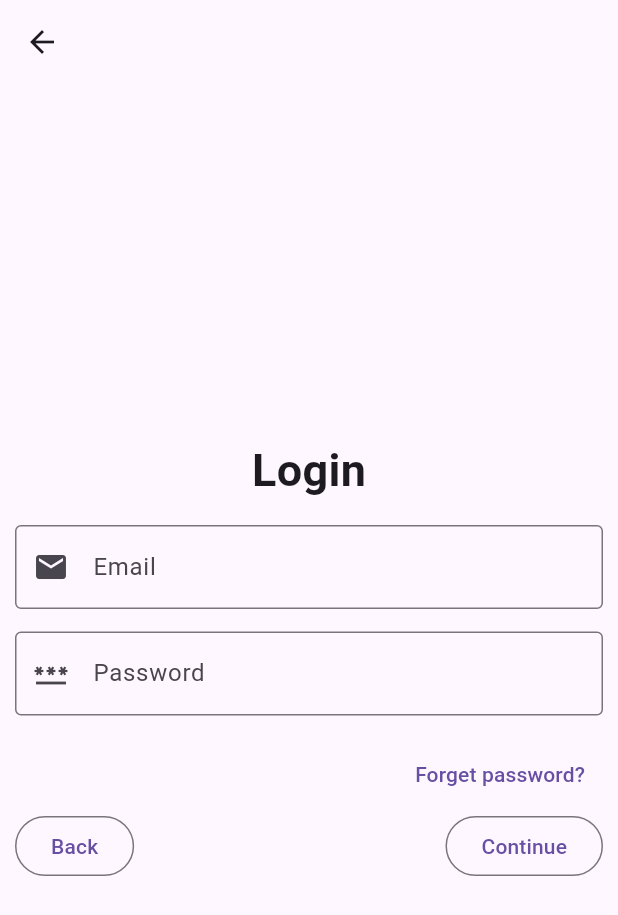
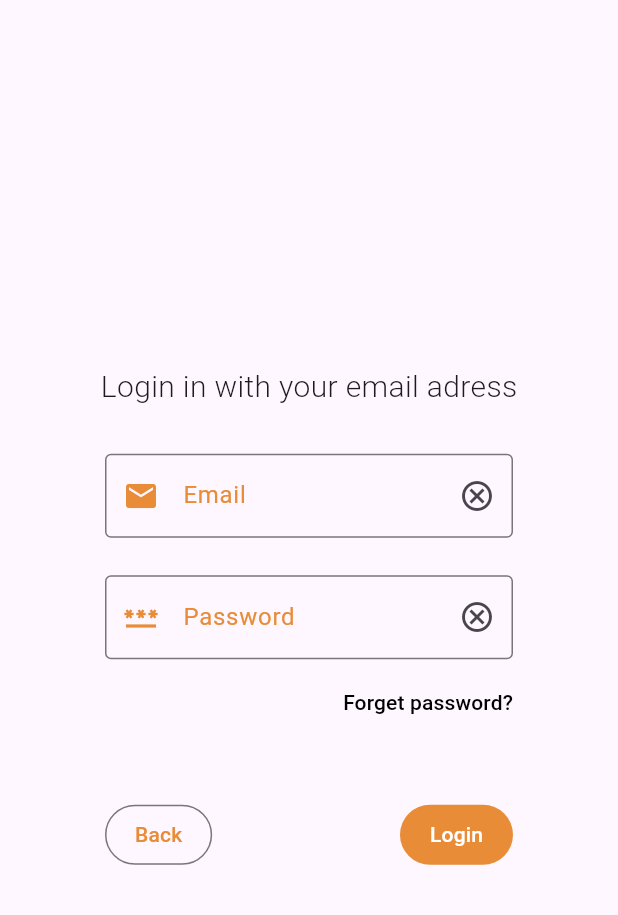
Before and after one commit to raul2710/ada_app_flutter, a Flutter app: the screen it shows after launch, after a tap on "Login with Email and Password", on a phone screen of 412 x 824 dp. Shown: the top 915 px of the screen. Run offline on Flutter 3.47's test engine with Material 3 defaults, Android fonts, the phone set to English and light mode, and no system bars; our stand-ins replace carousel_slider, cloud_firestore, device_preview, firebase_auth, firebase_core, google_maps_flutter and 3 more; accounts and stored records are empty; network calls fail.

Commit message:
modify login screen

```diff
--- a/lib/view/login_with_email_and_password_screen.dart
+++ b/lib/view/login_with_email_and_password_screen.dart
@@ -1,7 +1,9 @@
 import 'package:ada_app_flutter/controller/login_controller.dart';
 import 'package:flutter/material.dart';
 
-import '../widgets/TextFormFieldStardard.dart';
+import '../widgets/FlatButtonStandard.dart';
+import '../widgets/OutlinedButtonStandard.dart';
+import '../widgets/textformfield_stardard.dart';
 
 class LoginWithEmailAndPasswordScreen extends StatefulWidget {
 
@@ -20,28 +22,36 @@ class _LoginWithEmailAndPasswordScreenState extends State<LoginWithEmailAndPassw
   var password = TextEditingController();
 
   void loginLoad(){
-      if (formKey.currentState!.validate());
+    if(formKey.currentState!.validate()){
+      LoginController().signInWithEmailAndPassword(
+        context,
+        email.toString(),
+        password.toString()
+      );
+    }
   }
 
    @override
    Widget build(BuildContext context) {
        return Scaffold(
-           appBar: AppBar(title: const Text(''),),
+          //  appBar: AppBar(title: const Text(''),),
            body: Padding(
              padding: const EdgeInsets.all(10.0),
              child: Column(
                mainAxisAlignment: MainAxisAlignment.center,
                children: [
                  const Text(
-                   'Login',
+                   'Login in with your email adress',
                    textAlign: TextAlign.left,
                    style: TextStyle(
-                     fontSize: 30,
-                      fontWeight: FontWeight.bold
+                     fontSize: 20,
+                      fontWeight: FontWeight.w300
                    ),
                  ),
-                 const SizedBox(height: 15,),
-                 Form(
+                 const SizedBox(height: 30,),
+                 Padding(
+                  padding: const EdgeInsets.symmetric(horizontal: 60),
+                  child: Form(
                    key: formKey,
                    child: Column(
                      children: [
@@ -55,7 +65,7 @@ class _LoginWithEmailAndPasswordScreenState extends State<LoginWithEmailAndPassw
                         prefixIcon: Icons.email,
                       ),
 
-                      const SizedBox(height: 15,),
+                      const SizedBox(height: 25,),
 
                       //
                       // Input Password
@@ -66,43 +76,43 @@ class _LoginWithEmailAndPasswordScreenState extends State<LoginWithEmailAndPassw
                         validatorMessage: 'Type your password',
                         prefixIcon: Icons.password,
                         obscureText: true,
-                      )
-                     ],
                       ),
-                 ),
-                 const SizedBox(height: 15,),
+
+                 const SizedBox(height: 5,),
 
                  Align(
                   alignment: Alignment.centerRight,
                   child: TextButton(
                     onPressed: (){},
-                    child: const Text('Forget password?')
+                    style: TextButton.styleFrom(
+                      padding: const EdgeInsets.all(0),
+                      foregroundColor: const Color(0xFF000000)
+                    ),
+                    child: const Text('Forget password?'),
                   ),
                  ),
 
+                 const SizedBox(height: 40,),
                  Row(
                    mainAxisAlignment: MainAxisAlignment.spaceBetween,
                    children: [
-                     OutlinedButton(
+                     OutlinedButtonStandard(
+                      text: "Back",
                       onPressed: (){
                       Navigator.pop(context);
                       },
-                       child: const Text('Back')
                      ),
-                     OutlinedButton(
-                        onPressed: (){
-                          if(formKey.currentState!.validate()){
-                            LoginController().signInWithEmailAndPassword(
-                              context,
-                              email.toString(),
-                              password.toString()
-                            );
-                          };
-                        },
-                       child: const Text('Continue')
+                     TextButtonStandard(
+                        text: "Login",
+                        onPressed: loginLoad,
                      )
                    ],
+                 ),
+                  ],
+                   ),
+                 ),
                 )
+
                ],
              )
            )
--- a/lib/view/main_screen.dart
+++ b/lib/view/main_screen.dart
@@ -89,8 +89,31 @@ class _MainScreenState extends State<MainScreen> {
                 width: MediaQuery.of(context).size.width,
                 height: 100,
                 padding: const EdgeInsets.all(5),
-                color: const Color(0xFF3F80EA),
-                child: const Text('Emergency Kit'),
+                color: const Color(0xFFF1B505),
+                child: Column(
+                  children: [
+                    const Row(children: [
+                      Text('Emergency Kit'),
+                      Icon(Icons.arrow_forward),
+                    ]),
+                    const SizedBox(
+                      height: 10,
+                    ),
+                    ClipRRect(
+                      borderRadius: BorderRadius.circular(20),
+                      child: Image.asset(
+                        'lib/images/image_maps.jpg',
+                        width: double.infinity,
+                      ),
+                    ),
+                    const SizedBox(
+                      height: 10,
+                    ),
+                    const Text(
+                      'Use Gemini IA to personalize your emergency kit according to the emergency situation',
+                    )
+                  ],
+                ),
               ),
             ),
             const SizedBox(
@@ -131,9 +154,6 @@ class _MainScreenState extends State<MainScreen> {
                 ),
               ),
             ),
-            const SizedBox(
-              height: 10,
-            ),
             Container(
               width: MediaQuery.of(context).size.width,
               height: 100,
--- a/lib/view/subscribe_screen.dart
+++ b/lib/view/subscribe_screen.dart
@@ -1,7 +1,7 @@
 import 'package:flutter/material.dart';
 import 'package:mask_text_input_formatter/mask_text_input_formatter.dart';
 
-import '../widgets/TextFormFieldStardard.dart';
+import '../widgets/textformfield_stardard.dart';
 
 class SubscribeScreen extends StatefulWidget {
 
--- /dev/null
+++ b/lib/widgets/FlatButtonStandard.dart
@@ -0,0 +1,27 @@
+import 'package:flutter/material.dart';
+import 'package:flutter/services.dart';
+
+class TextButtonStandard extends StatelessWidget {
+
+  const TextButtonStandard({
+    super.key,
+    required this.text,
+    required this.onPressed,
+  });
+
+  final String text;
+  final VoidCallback onPressed;
+
+  @override
+  Widget build(BuildContext context) {
+    return TextButton(
+      onPressed: onPressed,
+      style: TextButton.styleFrom(
+        padding: const EdgeInsets.symmetric(horizontal: 20),
+        backgroundColor:const Color(0xFFE88C38),
+        foregroundColor: const Color(0xFFFFFFFFF),
+      ),
+      child: Text(text),
+    );
+  }
+}
--- /dev/null
+++ b/lib/widgets/OutlinedButtonStandard.dart
@@ -0,0 +1,27 @@
+import 'package:flutter/material.dart';
+import 'package:flutter/services.dart';
+
+class OutlinedButtonStandard extends StatelessWidget {
+
+  const OutlinedButtonStandard({
+    super.key,
+    required this.text,
+    required this.onPressed,
+  });
+
+  final String text;
+  final VoidCallback onPressed;
+
+  @override
+  Widget build(BuildContext context) {
+    return OutlinedButton(
+      onPressed: onPressed,
+      style: OutlinedButton.styleFrom(
+        overlayColor: const Color(0xFF000000),
+        padding: const EdgeInsets.symmetric(horizontal: 20),
+        foregroundColor: const Color(0xFFE88C38),
+      ),
+      child: Text(text),
+    );
+  }
+}
--- a/lib/widgets/TextFormFieldStardard.dart
+++ b/lib/widgets/textformfield_stardard.dart
@@ -12,6 +12,7 @@ class Textformfieldstardard extends StatelessWidget {
     this.obscureText = false,
     this.keyboardType,
     this.inputFormatters,
+    this.onPressedIcon,
   });
 
   final String labelText;
@@ -21,6 +22,7 @@ class Textformfieldstardard extends StatelessWidget {
   final bool obscureText;
   final TextInputType ?keyboardType;
   final List<TextInputFormatter> ?inputFormatters;
+  final VoidCallback ?onPressedIcon;
 
   @override
   Widget build(BuildContext context) {
@@ -29,14 +31,23 @@ class Textformfieldstardard extends StatelessWidget {
       obscureText: obscureText,
       keyboardType: keyboardType,
       inputFormatters: inputFormatters,
+
+      decoration: InputDecoration(
+        labelText: labelText,
+        prefixIcon: Icon(prefixIcon),
+        suffixIcon: IconButton(
+          onPressed: controller.clear,
+          icon: const Icon(Icons.cancel_outlined),
+        ),
+        border: const OutlineInputBorder(),
+        prefixIconColor: const Color(0xFFE88C38),
+        floatingLabelStyle: const TextStyle(color:  Color(0xFFE88C38),),
+        labelStyle: const TextStyle(color:  Color(0xFFE88C38),),
+      ),
+
       validator: (value) {
         return value!.isEmpty ? validatorMessage : null;
       },
-      decoration: InputDecoration(
-        labelText: labelText,
-        prefixIcon: Icon(prefixIcon),
-        border: const OutlineInputBorder()
-      ),
     );
   }
 }
```
Also changed, not shown: lib/widgets/ButtonLogin.dart (deleted). Lines whose indentation alone changed are shown as unchanged.
